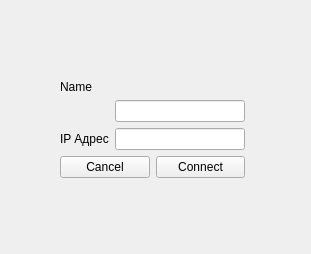
First picture: the form in connectwindow.ui, repository Sadmix/Game, before the edit.
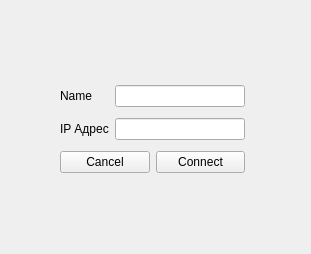
Second picture: the form after the edit.

What changed in the file:
```diff
--- a/connectwindow.ui
+++ b/connectwindow.ui
@@ -33,13 +33,6 @@
     <item row="3" column="1">
      <widget class="QLineEdit" name="ipEdit"/>
     </item>
-    <item row="0" column="0">
-     <widget class="QLabel" name="nameLabel">
-      <property name="text">
-       <string>Name</string>
-      </property>
-     </widget>
-    </item>
     <item row="4" column="0" colspan="2">
      <layout class="QHBoxLayout" name="horizontalLayout">
       <item>
@@ -61,6 +54,13 @@
     <item row="2" column="1">
      <widget class="QLineEdit" name="nameEdit"/>
     </item>
+    <item row="2" column="0">
+     <widget class="QLabel" name="nameLabel">
+      <property name="text">
+       <string>Name</string>
+      </property>
+     </widget>
+    </item>
    </layout>
   </widget>
  </widget>
```
